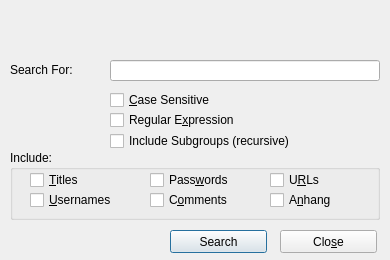
Before: the Qt Designer form src/forms/SearchDlg.ui in thooge/keepassx1, drawn with Qt 5.
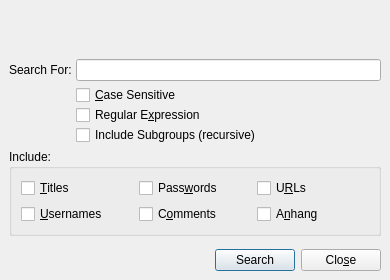
After: the same form once the commit is applied. Icons and pictures are not drawn.

Commit message: added calendar dialog, added calendar access button in edit entry dialog, added customize detail view dialog for editing detail view templates, added 'show expired entries' dialog, new icon loading mechansim, added and replaced some icons.

Diff of the .ui file:
```diff
--- a/src/forms/SearchDlg.ui
+++ b/src/forms/SearchDlg.ui
@@ -9,7 +9,7 @@
         <x>0</x>
         <y>0</y>
         <width>390</width>
-        <height>260</height>
+    <height>280</height>
       </rect>
     </property>
     <property name="sizePolicy" >
@@ -23,190 +23,79 @@
     <property name="minimumSize" >
       <size>
         <width>390</width>
-        <height>260</height>
+    <height>280</height>
       </size>
     </property>
     <property name="maximumSize" >
       <size>
         <width>390</width>
-        <height>260</height>
+    <height>280</height>
       </size>
     </property>
     <property name="windowTitle" >
       <string>Search...</string>
     </property>
-    <widget class="QLabel" name="textLabel1" >
-      <property name="geometry" >
-        <rect>
-          <x>10</x>
-          <y>60</y>
-          <width>90</width>
-          <height>20</height>
-        </rect>
-      </property>
-      <property name="text" >
-        <string>Search For:</string>
-      </property>
-    </widget>
-    <widget class="QLineEdit" name="Edit_Search" >
-      <property name="geometry" >
-        <rect>
-          <x>110</x>
-          <y>60</y>
-          <width>270</width>
-          <height>21</height>
-        </rect>
-      </property>
-    </widget>
-    <widget class="QCheckBox" name="checkBox_regExp" >
-      <property name="geometry" >
-        <rect>
-          <x>110</x>
-          <y>110</y>
-          <width>170</width>
-          <height>20</height>
-        </rect>
-      </property>
-      <property name="text" >
-        <string>Regular E&amp;xpression</string>
-      </property>
-      <property name="shortcut" >
-        <string>Alt+X</string>
-      </property>
-    </widget>
-    <widget class="QCheckBox" name="checkBox_Cs" >
-      <property name="geometry" >
-        <rect>
-          <x>110</x>
-          <y>90</y>
-          <width>250</width>
-          <height>20</height>
-        </rect>
-      </property>
-      <property name="text" >
-        <string>&amp;Case Sensitive</string>
-      </property>
-      <property name="shortcut" >
-        <string>Alt+C</string>
-      </property>
-    </widget>
-    <widget class="QLabel" name="Banner" >
-      <property name="geometry" >
-        <rect>
-          <x>0</x>
-          <y>0</y>
-          <width>390</width>
+  <layout class="QVBoxLayout" >
+   <property name="margin" >
+    <number>9</number>
+   </property>
+   <property name="spacing" >
+    <number>6</number>
+   </property>
+   <item>
+    <spacer>
+     <property name="orientation" >
+      <enum>Qt::Vertical</enum>
+     </property>
+     <property name="sizeType" >
+      <enum>QSizePolicy::Fixed</enum>
+     </property>
+     <property name="sizeHint" >
+      <size>
+       <width>20</width>
           <height>50</height>
-        </rect>
-      </property>
-      <property name="pixmap" >
-        <pixmap/>
-      </property>
-      <property name="scaledContents" >
-        <bool>true</bool>
-      </property>
-    </widget>
+      </size>
+     </property>
+    </spacer>
+   </item>
+   <item>
+    <layout class="QGridLayout" >
+     <property name="margin" >
+      <number>0</number>
+     </property>
+     <property name="spacing" >
+      <number>4</number>
+     </property>
+     <item row="1" column="0" >
+      <spacer>
+       <property name="orientation" >
+        <enum>Qt::Horizontal</enum>
+       </property>
+       <property name="sizeType" >
+        <enum>QSizePolicy::Maximum</enum>
+       </property>
+       <property name="sizeHint" >
+        <size>
+         <width>40</width>
+         <height>20</height>
+        </size>
+       </property>
+      </spacer>
+     </item>
+     <item row="2" column="0" colspan="2" >
     <widget class="QGroupBox" name="groupBox1" >
-      <property name="geometry" >
-        <rect>
-          <x>10</x>
-          <y>150</y>
-          <width>370</width>
-          <height>70</height>
-        </rect>
-      </property>
       <property name="title" >
         <string>Include:</string>
       </property>
-      <widget class="QCheckBox" name="checkBox_Title" >
-        <property name="geometry" >
-          <rect>
-            <x>20</x>
-            <y>20</y>
-            <width>110</width>
-            <height>20</height>
-          </rect>
+       <layout class="QGridLayout" >
+        <property name="margin" >
+         <number>9</number>
         </property>
-        <property name="text" >
-          <string>&amp;Titles</string>
+        <property name="spacing" >
+         <number>6</number>
         </property>
-        <property name="shortcut" >
-          <string>Alt+T</string>
-        </property>
-      </widget>
-      <widget class="QCheckBox" name="checkBox_Username" >
-        <property name="geometry" >
-          <rect>
-            <x>20</x>
-            <y>40</y>
-            <width>110</width>
-            <height>20</height>
-          </rect>
-        </property>
-        <property name="text" >
-          <string>&amp;Usernames</string>
-        </property>
-        <property name="shortcut" >
-          <string>Alt+U</string>
-        </property>
-      </widget>
-      <widget class="QCheckBox" name="checkBox_Comment" >
-        <property name="geometry" >
-          <rect>
-            <x>140</x>
-            <y>40</y>
-            <width>120</width>
-            <height>20</height>
-          </rect>
-        </property>
-        <property name="text" >
-          <string>C&amp;omments</string>
-        </property>
-        <property name="shortcut" >
-          <string>Alt+O</string>
-        </property>
-      </widget>
-      <widget class="QCheckBox" name="checkBox_URL" >
-        <property name="geometry" >
-          <rect>
-            <x>260</x>
-            <y>20</y>
-            <width>100</width>
-            <height>20</height>
-          </rect>
-        </property>
-        <property name="text" >
-          <string>U&amp;RLs</string>
-        </property>
-        <property name="shortcut" >
-          <string>Alt+R</string>
-        </property>
-      </widget>
-      <widget class="QCheckBox" name="checkBox_Attachment" >
-        <property name="geometry" >
-          <rect>
-            <x>260</x>
-            <y>40</y>
-            <width>100</width>
-            <height>20</height>
-          </rect>
-        </property>
-        <property name="text" >
-          <string>A&amp;nhang</string>
-        </property>
-        <property name="shortcut" >
-          <string>Alt+N</string>
-        </property>
-      </widget>
+        <item row="0" column="1" >
       <widget class="QCheckBox" name="checkBox_Password" >
-        <property name="geometry" >
-          <rect>
-            <x>140</x>
-            <y>20</y>
-            <width>110</width>
-            <height>20</height>
-          </rect>
-        </property>
         <property name="text" >
           <string>Pass&amp;words</string>
         </property>
@@ -214,16 +103,145 @@
           <string>Alt+W</string>
         </property>
       </widget>
-    </widget>
+        </item>
+        <item row="1" column="2" >
+         <widget class="QCheckBox" name="checkBox_Attachment" >
+          <property name="text" >
+           <string>A&amp;nhang</string>
+          </property>
+          <property name="shortcut" >
+           <string>Alt+N</string>
+          </property>
+         </widget>
+        </item>
+        <item row="0" column="2" >
+         <widget class="QCheckBox" name="checkBox_URL" >
+          <property name="text" >
+           <string>U&amp;RLs</string>
+          </property>
+          <property name="shortcut" >
+           <string>Alt+R</string>
+          </property>
+         </widget>
+        </item>
+        <item row="1" column="1" >
+         <widget class="QCheckBox" name="checkBox_Comment" >
+          <property name="text" >
+           <string>C&amp;omments</string>
+          </property>
+          <property name="shortcut" >
+           <string>Alt+O</string>
+          </property>
+         </widget>
+        </item>
+        <item row="1" column="0" >
+         <widget class="QCheckBox" name="checkBox_Username" >
+          <property name="text" >
+           <string>&amp;Usernames</string>
+          </property>
+          <property name="shortcut" >
+           <string>Alt+U</string>
+          </property>
+         </widget>
+        </item>
+        <item row="0" column="0" >
+         <widget class="QCheckBox" name="checkBox_Title" >
+          <property name="text" >
+           <string>&amp;Titles</string>
+          </property>
+          <property name="shortcut" >
+           <string>Alt+T</string>
+          </property>
+         </widget>
+        </item>
+       </layout>
+      </widget>
+     </item>
+     <item row="1" column="1" >
+      <layout class="QVBoxLayout" >
+       <property name="margin" >
+        <number>0</number>
+       </property>
+       <property name="spacing" >
+        <number>0</number>
+       </property>
+       <item>
+        <widget class="QCheckBox" name="checkBox_Cs" >
+         <property name="text" >
+          <string>&amp;Case Sensitive</string>
+         </property>
+         <property name="shortcut" >
+          <string>Alt+C</string>
+         </property>
+        </widget>
+       </item>
+       <item>
+        <widget class="QCheckBox" name="checkBox_regExp" >
+         <property name="text" >
+          <string>Regular E&amp;xpression</string>
+         </property>
+         <property name="shortcut" >
+          <string>Alt+X</string>
+         </property>
+        </widget>
+       </item>
+       <item>
+        <widget class="QCheckBox" name="checkBox_Recursive" >
+         <property name="text" >
+          <string>Include Subgroups (recursive)</string>
+         </property>
+        </widget>
+       </item>
+      </layout>
+     </item>
+     <item row="0" column="1" >
+      <widget class="QLineEdit" name="Edit_Search" />
+     </item>
+     <item row="0" column="0" >
+      <widget class="QLabel" name="textLabel1" >
+       <property name="text" >
+        <string>Search For:</string>
+       </property>
+      </widget>
+     </item>
+    </layout>
+   </item>
+   <item>
+    <spacer>
+     <property name="orientation" >
+      <enum>Qt::Vertical</enum>
+     </property>
+     <property name="sizeHint" >
+      <size>
+       <width>20</width>
+       <height>40</height>
+      </size>
+     </property>
+    </spacer>
+   </item>
+   <item>
+    <layout class="QHBoxLayout" >
+     <property name="margin" >
+      <number>0</number>
+     </property>
+     <property name="spacing" >
+      <number>6</number>
+     </property>
+     <item>
+      <spacer>
+       <property name="orientation" >
+        <enum>Qt::Horizontal</enum>
+       </property>
+       <property name="sizeHint" >
+        <size>
+         <width>40</width>
+         <height>20</height>
+        </size>
+       </property>
+      </spacer>
+     </item>
+     <item>
     <widget class="QPushButton" name="Button_Search" >
-      <property name="geometry" >
-        <rect>
-          <x>170</x>
-          <y>230</y>
-          <width>97</width>
-          <height>23</height>
-        </rect>
-      </property>
       <property name="sizePolicy" >
         <sizepolicy>
           <hsizetype>0</hsizetype>
@@ -236,15 +254,9 @@
         <string>Search</string>
       </property>
     </widget>
+     </item>
+     <item>
     <widget class="QPushButton" name="Button_Close" >
-      <property name="geometry" >
-        <rect>
-          <x>280</x>
-          <y>230</y>
-          <width>97</width>
-          <height>23</height>
-        </rect>
-      </property>
       <property name="text" >
         <string>Clo&amp;se</string>
       </property>
@@ -252,19 +264,10 @@
         <string>Alt+S</string>
       </property>
     </widget>
-    <widget class="QCheckBox" name="checkBox_Recursive" >
-      <property name="geometry" >
-        <rect>
-          <x>110</x>
-          <y>130</y>
-          <width>271</width>
-          <height>22</height>
-        </rect>
-      </property>
-      <property name="text" >
-        <string>Include Subgroups (recursive)</string>
-      </property>
-    </widget>
+     </item>
+    </layout>
+   </item>
+  </layout>
   </widget>
   <layoutdefault spacing="6" margin="11" />
   <pixmapfunction/>
```
Left out of the diff: 4 changed lines with no effect on the pictures. Lines whose indentation alone changed are shown as unchanged. The commit also changes 96 other files.
